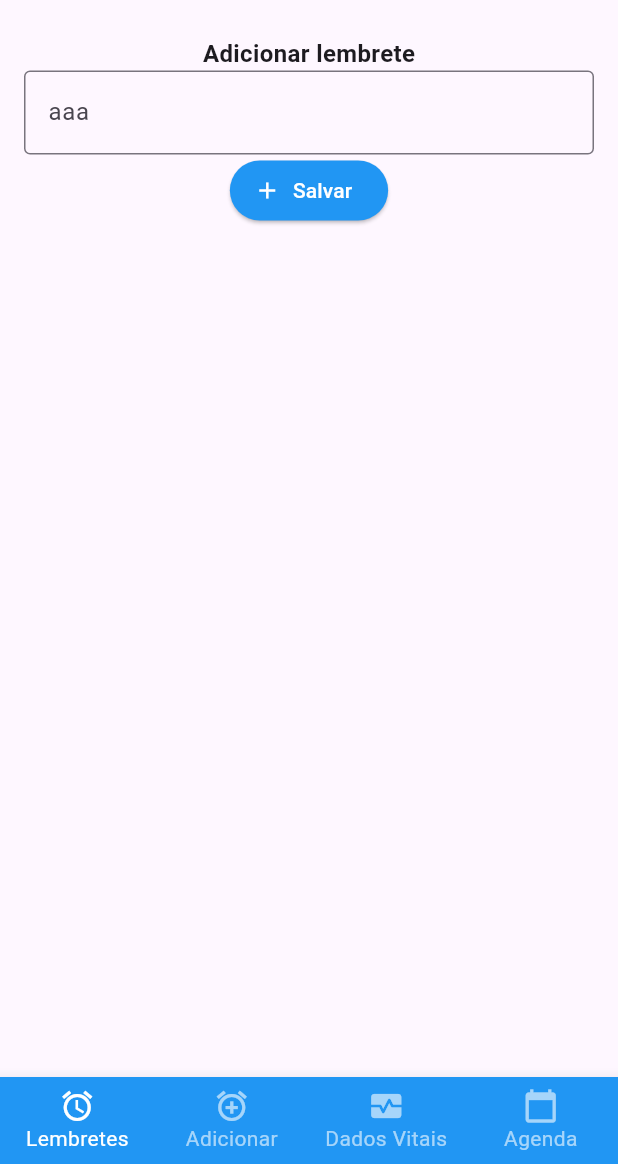
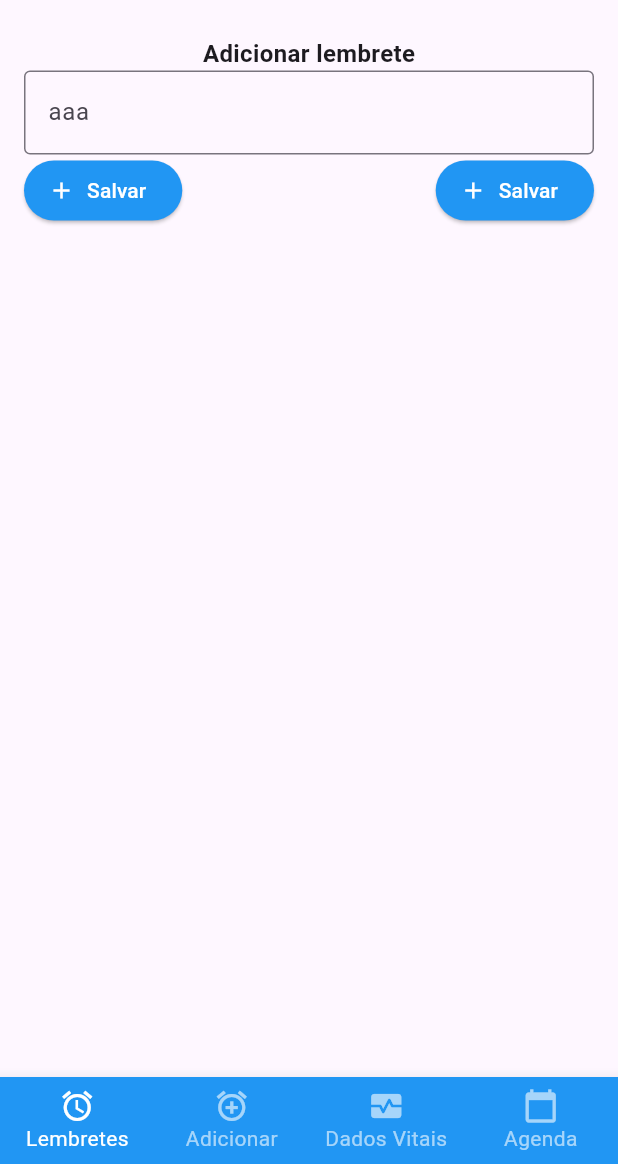
Before and after one commit to ErickRezende1833/mycareapp, a Flutter app: the screen it shows after launch, on a phone screen of 412 x 824 dp, the part 72-1236 px from its top. Run offline on Flutter 3.47's test engine with Material 3 defaults, Android fonts, the phone set to English and light mode, and no system bars.

Commit message:
feat: row para botoes

```diff
--- a/lib/view/addMedicacao.dart
+++ b/lib/view/addMedicacao.dart
@@ -25,7 +25,13 @@ class AddMedicacao extends StatelessWidget {
               ),
             ),
             CustomTextField(labelText: "aaa", hintText: "ddd"),
-            CustomElevatedButton(onPressed: (){}, icon: Icons.add, label: "Salvar")
+            Row(
+              mainAxisAlignment: MainAxisAlignment.spaceBetween,
+              children: [
+                CustomElevatedButton(onPressed: (){}, icon: Icons.add, label: "Salvar"),
+                CustomElevatedButton(onPressed: (){}, icon: Icons.add, label: "Salvar")
+              ],
+            ),
           ],
         ),
       ),
```
